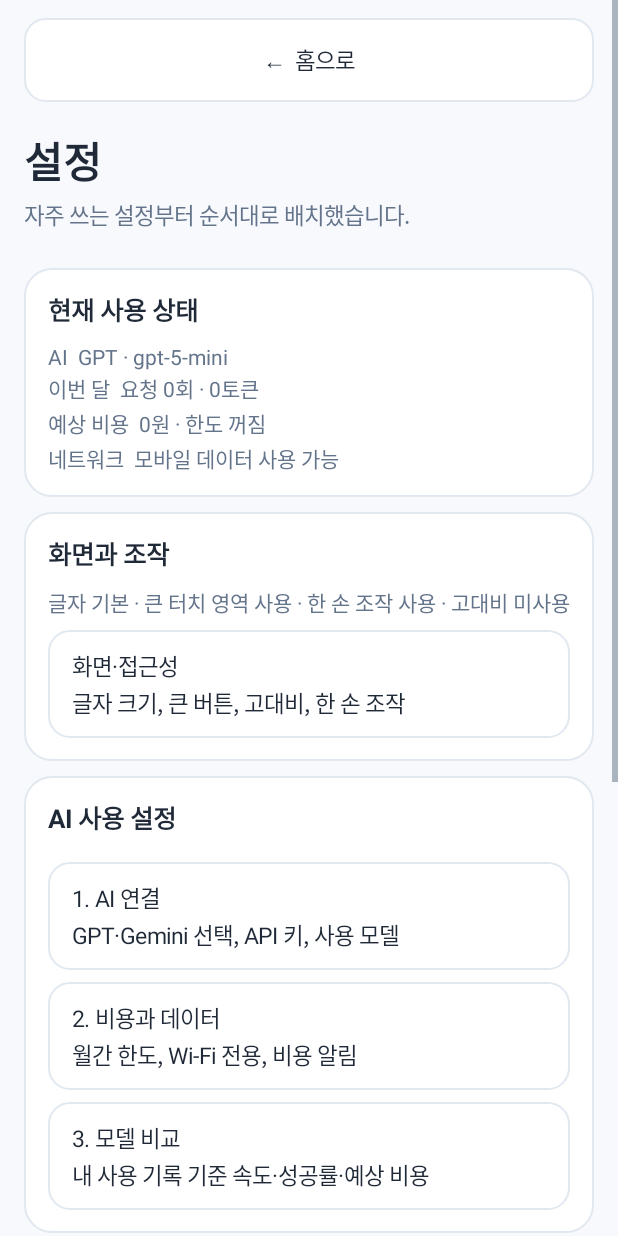
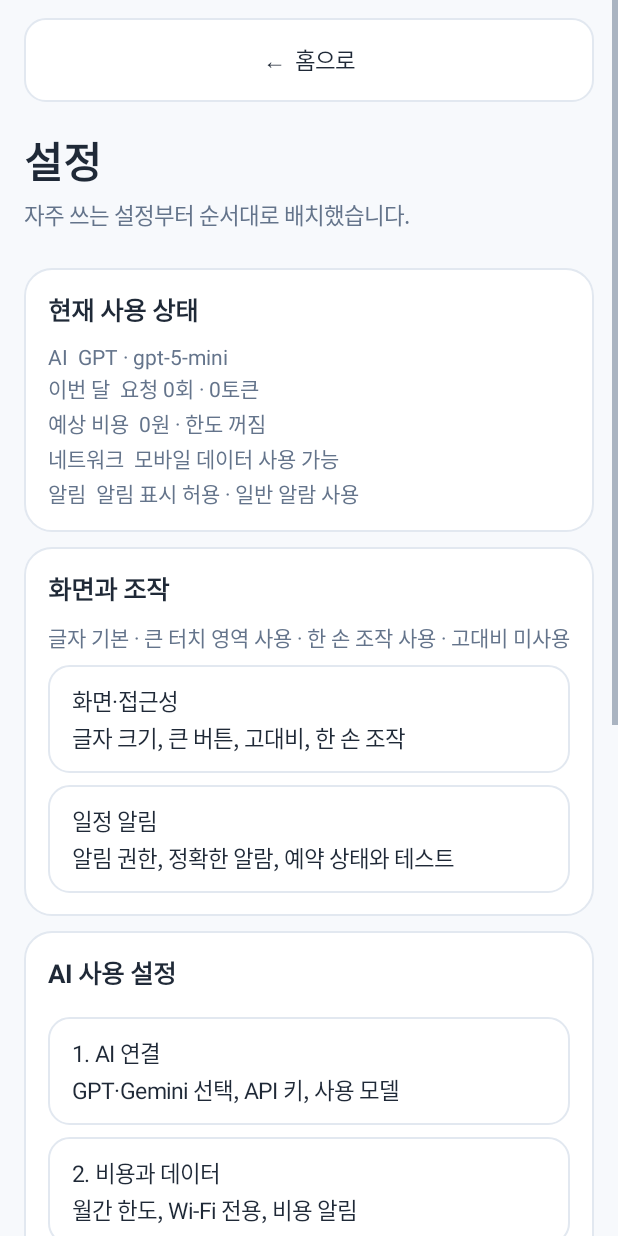
Before and after one commit to KANG77556/MyBrain-v3, an Android app: the SettingsHubActivity screen opened directly, with no data from a screen before it, on a phone screen of 412 x 824 dp. Run offline under Robolectric (Android 15) with nearby library versions, the light colour scheme and no system bars; pictures from the network do not load.

Commit message:
설정 허브에 일정 알림 메뉴 추가

```diff
--- a/app/src/main/java/kr/co/mybrain/v2/settings/SettingsHubActivity.java
+++ b/app/src/main/java/kr/co/mybrain/v2/settings/SettingsHubActivity.java
@@ -14,6 +14,7 @@ import androidx.appcompat.app.AppCompatActivity;
 import java.text.NumberFormat;
 import java.util.Locale;
 
+import kr.co.mybrain.v2.reminder.ReminderPermissionState;
 import kr.co.mybrain.v2.transfer.BackupRestoreActivity;
 import kr.co.mybrain.v2.transfer.ReleaseRecoveryDiagnosticsActivity;
 import kr.co.mybrain.v2.ui.AppUi;
@@ -59,6 +60,10 @@ public class SettingsHubActivity extends AppCompatActivity {
         Button accessibility = AppUi.menuButton(this, "화면·접근성", "글자 크기, 큰 버튼, 고대비, 한 손 조작");
         accessibility.setOnClickListener(v -> startActivity(new Intent(this, AccessibilitySettingsActivity.class)));
         AppUi.addMenu(displayCard, this, accessibility);
+
+        Button reminders = AppUi.menuButton(this, "일정 알림", "알림 권한, 정확한 알람, 예약 상태와 테스트");
+        reminders.setOnClickListener(v -> startActivity(new Intent(this, ReminderSettingsActivity.class)));
+        AppUi.addMenu(displayCard, this, reminders);
 
         LinearLayout aiCard = AppUi.card(this);
         root.addView(aiCard, AppUi.cardParams(this));
@@ -109,7 +114,8 @@ public class SettingsHubActivity extends AppCompatActivity {
         summaryText.setText("AI  " + ai.providerLabel() + " · " + ai.selectedModel()
                 + "\n이번 달  요청 " + usage.monthlyRequests + "회 · " + usage.monthlyTotalTokens + "토큰"
                 + "\n예상 비용  " + budgetText
-                + "\n네트워크  " + (budget.wifiOnly ? "Wi-Fi에서만 AI 사용" : "모바일 데이터 사용 가능"));
+                + "\n네트워크  " + (budget.wifiOnly ? "Wi-Fi에서만 AI 사용" : "모바일 데이터 사용 가능")
+                + "\n알림  " + ReminderPermissionState.summary(this));
         if (displaySummary != null) displaySummary.setText(UiPreferences.load(this).summary());
     }
 
```
